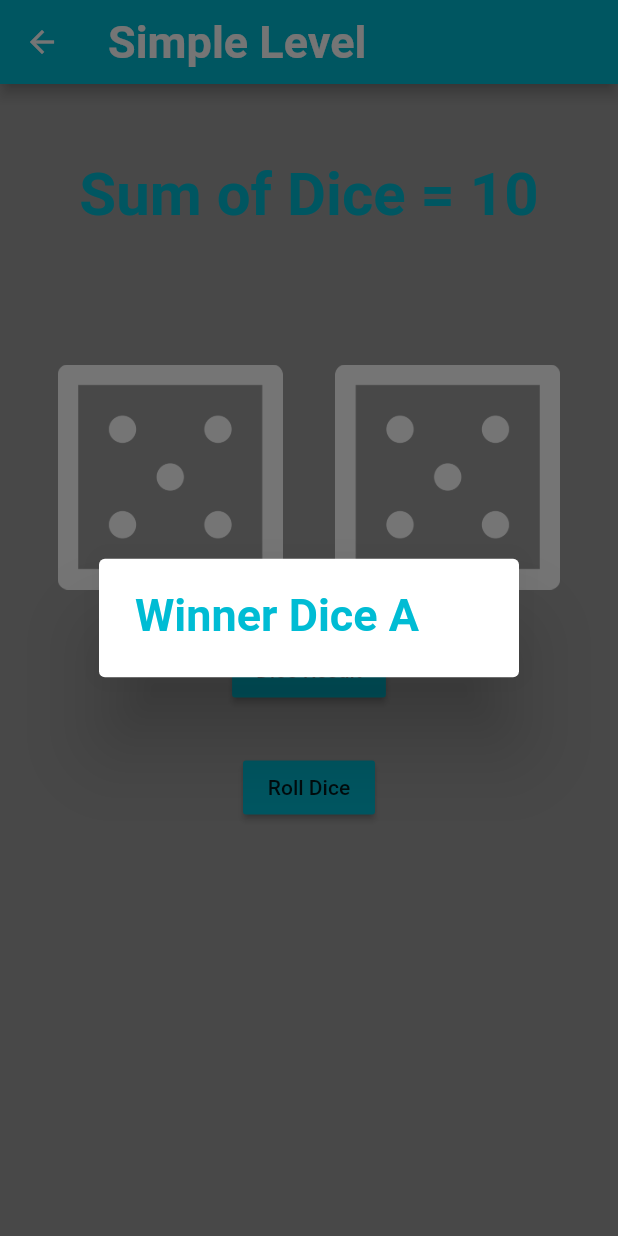
After one commit to MuhammadAlikhichi/SP17-BCS-031, a Flutter app: the Dicepage screen opened directly, after a tap on "Dice Result", on a phone screen of 412 x 824 dp. The commit adds this screen. Run offline on Flutter 3.47's test engine with Material 2 defaults, Android fonts, the phone set to English and light mode, and no system bars.

Commit message:
commit 4 simple level

```diff
--- a/lib/home.dart
+++ b/lib/home.dart
@@ -1,4 +1,6 @@
+import 'package:cardapp/simplelevel.dart';
 import 'package:flutter/material.dart';
+import 'simplelevel.dart';
 class homepage extends StatefulWidget {
   @override
   _homepageState createState() => _homepageState();
@@ -18,6 +20,13 @@ class _homepageState extends State<homepage> {
           children: [
             RaisedButton(
               child: Text('simple Level'),
+                color: Colors.pinkAccent,
+                onPressed: () {
+                  Navigator.push(
+                    context,
+                    MaterialPageRoute(builder: (context) => Dicepage()),
+                  );
+                }
 
             ),
             SizedBox(
@@ -26,6 +35,7 @@ class _homepageState extends State<homepage> {
             RaisedButton(
               child: Text('Hard Level'),
 
+
             ),
           ],
         ),
--- /dev/null
+++ b/lib/simplelevel.dart
@@ -0,0 +1,201 @@
+import 'dart:io';
+
+import 'package:flutter/cupertino.dart';
+import 'package:flutter/material.dart';
+import 'dart:math';
+import 'home.dart';
+
+import 'package:flutter/services.dart';
+
+void main() {
+  runApp(simplemode());
+}
+
+class simplemode extends StatelessWidget {
+  @override
+  Widget build(BuildContext context) {
+    return MaterialApp(
+      debugShowCheckedModeBanner: false,
+      home: SafeArea(
+        child: Scaffold(
+          backgroundColor: Colors.red[700],
+          appBar: AppBar(
+            shadowColor: Colors.pink,
+            backgroundColor: Colors.redAccent[700],
+            centerTitle: true,
+            title: Text(
+              'Dice Role',
+              style: TextStyle(
+                fontWeight: FontWeight.bold,
+                fontSize: 40,
+              ),
+            ),
+          ),
+          body: Dicepage(),
+        ),
+      ),
+    );
+  }
+}
+
+class Dicepage extends StatefulWidget {
+  @override
+  _DicepageState createState() => _DicepageState();
+}
+
+class _DicepageState extends State<Dicepage> {
+  var imageArray = [
+    'dice1.png',
+    'dice2.png',
+    'dice3.png',
+    'dice4.png',
+    'dice5.png',
+    'dice6.png'
+  ];
+//var random = new Random();
+  int randomIntForDiceOne = Random().nextInt(6);
+  int randomIntForDiceTwo = Random().nextInt(6);
+
+  @override
+  Widget build(BuildContext context) {
+    return Scaffold(
+        backgroundColor: Colors.grey,
+        appBar: AppBar(
+          backgroundColor: Colors.cyan,
+          title: Text(
+            'Simple Level',
+            style: TextStyle(
+                color: Colors.white,
+                fontWeight: FontWeight.bold,
+                fontSize: 30.0),
+          ),
+        ),
+        //drawer: Drawer(
+          // child: MainDrawer(),
+        //),
+        body: Padding(
+          padding: const EdgeInsets.fromLTRB(21, 50, 21, 50),
+          child: Column(
+            children: <Widget>[
+              Padding(
+                padding: const EdgeInsets.only(bottom: 60),
+                child: Text(
+                  'Sum of Dice = ' +
+                      (randomIntForDiceOne + randomIntForDiceTwo + 2)
+                          .toString(),
+                  style: TextStyle(
+                    fontSize: 40,
+                    fontWeight: FontWeight.bold,
+                    color: Colors.cyan,
+                  ),
+                ),
+              ),
+
+              SizedBox(
+                height: 30.0,
+              ),
+              Row(
+                mainAxisAlignment: MainAxisAlignment.spaceAround,
+                children: <Widget>[
+                  Image.asset(
+                    'image/' + imageArray[randomIntForDiceOne],
+                    height: 150,
+                    width: 150,
+                  ),
+                  Image.asset(
+                    'image/' + imageArray[randomIntForDiceTwo],
+                    height: 150,
+                    width: 150,
+                  ),
+                ],
+              ),
+
+              Padding(
+                padding: const EdgeInsets.only(top: 30),
+                child: RaisedButton(
+                  child: Text('Dice Result'),
+                  color: Colors.cyan ,
+                  onPressed: () {
+                    showAlertDialog(context);
+                  },
+                ),
+              ),
+
+              Padding(
+                padding: const EdgeInsets.only(top: 30),
+                child: RaisedButton(
+                  color: Colors.cyan ,
+                  onPressed: changeImage,
+                  child: Text('Roll Dice'),
+                ),
+              ),
+              // Padding(
+              //   padding: const EdgeInsets.only(top: 10),
+              //   //child: RaisedButton(onPressed: MainMenu,
+              //     child: Text('Exit Game'),
+              //   ),
+              // ),
+              //
+              // Padding(
+              //   padding: const EdgeInsets.only(top: 10),
+              //   child: RaisedButton(onPressed: HomeScreen,
+              //     child: Text('Go Home'),
+              //   ),
+              // ),
+            ],
+          ),
+        ));
+  }
+
+  void changeImage() {
+    setState(() {
+      randomIntForDiceOne = Random().nextInt(6);
+      randomIntForDiceTwo = Random().nextInt(6);
+    });
+  }
+
+  showAlertDialog(BuildContext context) {
+    if (randomIntForDiceOne >= randomIntForDiceTwo) {
+      AlertDialog alert = AlertDialog(
+//        title: Text(
+//          "Winner Dice :",
+//          style: TextStyle(
+//              fontSize: 40.0, fontWeight: FontWeight.bold, color: Colors.cyan),
+//        ),
+        content: Text(
+          "Winner Dice A ",
+          style: TextStyle(
+              fontWeight: FontWeight.bold, fontSize: 30.0, color: Colors.cyan),
+        ),
+      );
+
+      showDialog(
+        context: context,
+        builder: (BuildContext context) {
+          return alert;
+        },
+      );
+    }
+    if (randomIntForDiceOne < randomIntForDiceTwo) {
+      AlertDialog alert = AlertDialog(
+//        title: Text(
+//          "Winner Dice :",
+//          style: TextStyle(
+//              fontSize: 40.0, fontWeight: FontWeight.bold, color: Colors.white),
+//        ),
+        content: Text(
+          "Winner Dice B ",
+          style: TextStyle(
+              fontWeight: FontWeight.bold, fontSize: 30.0, color: Colors.cyan),
+        ),
+      );
+
+      showDialog(
+        context: context,
+        builder: (BuildContext context) {
+          return alert;
+        },
+      );
+    }
+  }
+}
```
Also changed, not shown: image/dice1.png (added), image/dice2.png (added), image/dice3.png (added), image/dice4.png (added), image/dice5.png (added), image/dice6.png (added).
